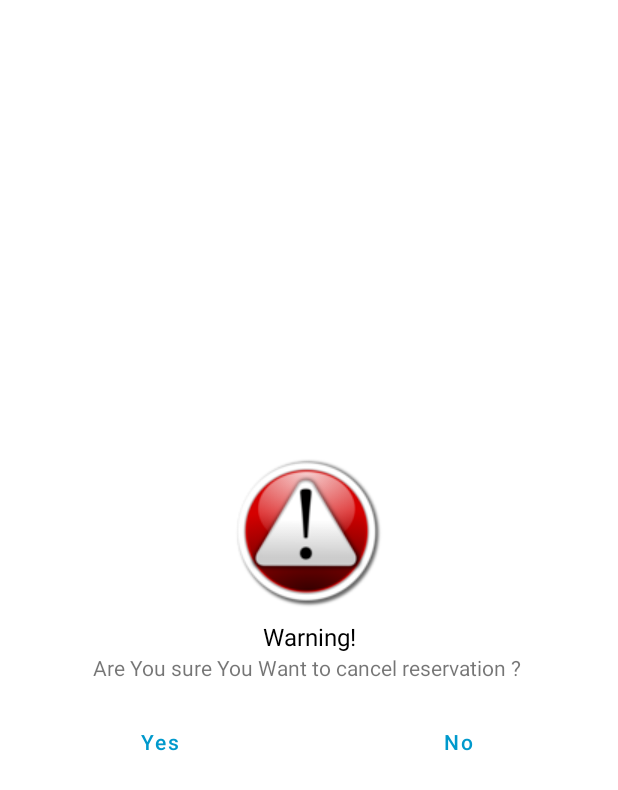
After one commit to Madhawa-Tharindu/green-lantern, an Android app: the deleteForm screen opened directly, with no data from a screen before it, on a phone screen of 412 x 824 dp. The commit adds this screen. Shown: the top 790 px of the screen. Run offline under Robolectric (Android 15) with nearby library versions, the light colour scheme and no system bars; our stand-ins replace Firebase (no records; nobody signed in at launch, a user with empty details on screens opened directly).

Commit message:
Complete Reservation delete feature

```diff
--- a/app/src/main/AndroidManifest.xml
+++ b/app/src/main/AndroidManifest.xml
@@ -10,6 +10,9 @@
         android:roundIcon="@mipmap/ic_launcher_round"
         android:supportsRtl="true"
         android:theme="@style/Theme.GreenLantern">
+        <activity
+            android:name=".table.deleteForm"
+            android:exported="true" />
         <activity
             android:name=".table.Update_form"
             android:exported="true" />
--- /dev/null
+++ b/app/src/main/java/com/example/greenlantern/table/deleteForm.java
@@ -0,0 +1,50 @@
+package com.example.greenlantern.table;
+
+import androidx.appcompat.app.AppCompatActivity;
+
+import android.content.Intent;
+import android.os.Bundle;
+import android.widget.Button;
+
+import com.example.greenlantern.R;
+import com.google.firebase.database.DatabaseReference;
+import com.google.firebase.database.FirebaseDatabase;
+
+public class deleteForm extends AppCompatActivity {
+
+    Button btn_yes,btn_no;
+    //database ref for data delete
+    DatabaseReference db;
+
+    @Override
+    protected void onCreate(Bundle savedInstanceState) {
+        super.onCreate(savedInstanceState);
+        setContentView(R.layout.activity_delete_form);
+
+        Intent intent = getIntent();
+
+        btn_no = findViewById(R.id.btn_no);
+        btn_yes = findViewById(R.id.btn_cancel);
+
+        btn_no.setOnClickListener(view -> {
+            finish();
+        });
+
+        //fetch data for the delete function
+        db = FirebaseDatabase.getInstance().getReference("TableD");
+
+        //delete Reservation
+
+        btn_yes.setOnClickListener(view -> {
+
+
+            String key=intent.getStringExtra("deleteKey");
+            db.child(key).removeValue();
+
+            Intent intent1 = new Intent(getApplicationContext(),tableBooking.class);
+            this.startActivity(intent1);
+        });
+
+
+    }
+}
--- a/app/src/main/java/com/example/greenlantern/table/tableAdapter.java
+++ b/app/src/main/java/com/example/greenlantern/table/tableAdapter.java
@@ -78,7 +78,11 @@ public class tableAdapter extends RecyclerView.Adapter<tableAdapter.TableViewHol
 
                         Log.i("Removekey",String.valueOf(table.getKey()));
 
+                        Intent intent1 = new Intent(context,deleteForm.class);
 
+                        intent1.putExtra("deleteKey", String.valueOf(table.getKey()));
+                        intent1.putExtra("date",table.getReservedDate());
+                        context.startActivity(intent1);
 
 
                         /*
--- /dev/null
+++ b/app/src/main/res/layout/activity_delete_form.xml
@@ -0,0 +1,95 @@
+<?xml version="1.0" encoding="utf-8"?>
+<androidx.constraintlayout.widget.ConstraintLayout xmlns:android="http://schemas.android.com/apk/res/android"
+    xmlns:app="http://schemas.android.com/apk/res-auto"
+    xmlns:tools="http://schemas.android.com/tools"
+    android:layout_width="match_parent"
+    android:layout_height="wrap_content"
+    android:background="@android:color/white"
+    android:layout_gravity="center"
+    >
+
+
+    <ImageView
+        android:id="@+id/imageView"
+        android:layout_width="wrap_content"
+        android:layout_height="wrap_content"
+        android:layout_marginStart="8dp"
+        android:layout_marginTop="16dp"
+        android:layout_marginEnd="8dp"
+
+        app:layout_constraintEnd_toEndOf="parent"
+        app:layout_constraintStart_toStartOf="parent"
+        app:layout_constraintTop_toTopOf="parent"
+        app:srcCompat="@drawable/warning" />
+
+    <TextView
+        android:id="@+id/textView"
+        android:layout_width="wrap_content"
+        android:layout_height="wrap_content"
+        android:layout_marginStart="8dp"
+        android:layout_marginTop="8dp"
+        android:layout_marginEnd="8dp"
+        android:text="Warning!"
+        android:textColor="@android:color/black"
+        android:textSize="16sp"
+        app:layout_constraintEnd_toEndOf="parent"
+        app:layout_constraintStart_toStartOf="parent"
+        app:layout_constraintTop_toBottomOf="@+id/imageView" />
+
+    <TextView
+        android:id="@+id/textView2"
+        android:layout_width="0dp"
+        android:layout_height="wrap_content"
+        android:layout_marginStart="16dp"
+        android:layout_marginEnd="16dp"
+        android:text="Are You sure You Want to cancel reservation ? "
+        android:textAlignment="center"
+        app:layout_constraintEnd_toEndOf="parent"
+        app:layout_constraintStart_toStartOf="parent"
+        app:layout_constraintTop_toBottomOf="@+id/textView" />
+
+    <View
+        android:id="@+id/divider"
+        android:layout_width="1dp"
+        android:layout_height="0dp"
+        app:layout_constraintBottom_toBottomOf="parent"
+        app:layout_constraintEnd_toEndOf="parent"
+        app:layout_constraintStart_toStartOf="parent"
+        app:layout_constraintTop_toBottomOf="@+id/textView2" />
+
+    <Button
+        android:id="@+id/btn_cancel"
+        android:layout_width="0dp"
+        android:layout_height="wrap_content"
+        android:layout_marginStart="16dp"
+        android:layout_marginTop="16dp"
+        android:layout_marginEnd="8dp"
+        android:layout_marginBottom="16dp"
+        android:background="@android:color/transparent"
+        android:stateListAnimator="@null"
+        android:text="Yes"
+        android:textAllCaps="false"
+        android:textColor="@android:color/holo_blue_dark"
+        app:layout_constraintBottom_toBottomOf="parent"
+        app:layout_constraintEnd_toStartOf="@+id/divider"
+        app:layout_constraintStart_toStartOf="parent"
+        app:layout_constraintTop_toBottomOf="@+id/textView2" />
+
+    <Button
+        android:id="@+id/btn_no"
+        android:layout_width="0dp"
+        android:layout_height="wrap_content"
+        android:layout_marginStart="8dp"
+        android:layout_marginTop="16dp"
+        android:layout_marginEnd="16dp"
+        android:layout_marginBottom="16dp"
+        android:background="@android:color/transparent"
+        android:stateListAnimator="@null"
+        android:text="No"
+        android:textAllCaps="false"
+        android:textColor="@android:color/holo_blue_dark"
+        app:layout_constraintBottom_toBottomOf="parent"
+        app:layout_constraintEnd_toEndOf="parent"
+        app:layout_constraintStart_toEndOf="@+id/divider"
+        app:layout_constraintTop_toBottomOf="@+id/textView2" />
+</androidx.constraintlayout.widget.ConstraintLayout>
```
Also changed, not shown: app/src/main/res/drawable/emote.xml (added, +10 -0 lines), app/src/main/res/layout/toast_layout.xml (added, +27 -0 lines), app/src/main/res/drawable/warning.png (added).
